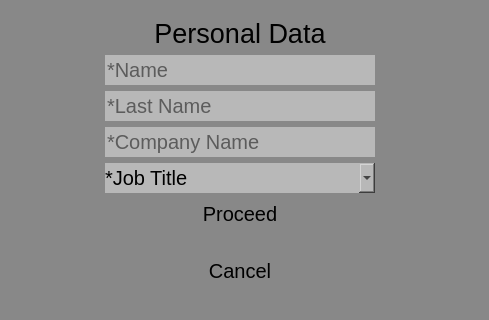
Before: the Qt Designer form UIwindow.ui in slip686/MIMC, drawn with Qt 5; both pictures show x 486 to 975 and y 221 to 541 of the 975 by 772 pixel window.
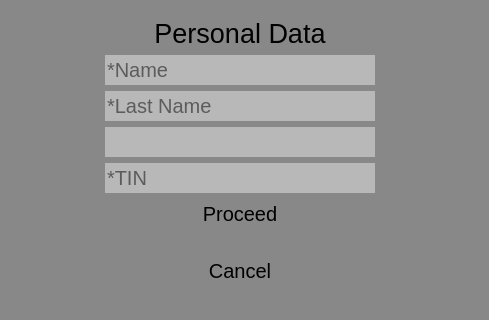
After: the same form once the commit is applied. The open tabs and pages were chosen to show the change. Icons and pictures are not drawn. Custom widgets are drawn as their Qt base class.

Commit message: added doc view dialog window

Diff of the .ui file:
```diff
--- a/UIwindow.ui
+++ b/UIwindow.ui
@@ -1518,7 +1518,7 @@
                          </widget>
                         </item>
                         <item>
-                         <widget class="QLineEdit" name="companyNameEntering">
+                         <widget class="ExtendedComboBox" name="companyNameComboBox">
                           <property name="minimumSize">
                            <size>
                             <width>270</width>
@@ -1537,34 +1537,12 @@
                            </font>
                           </property>
                           <property name="styleSheet">
-                           <string notr="true">background-color: rgb(184, 184, 184); color : black;</string>
+                           <string notr="true">QComboBox::drop-down {width: 0px}
+QComboBox {background-color: rgb(184, 184, 184); color : black;}
+</string>
                           </property>
-                          <property name="placeholderText">
-                           <string>*Company Name</string>
-                          </property>
-                         </widget>
-                        </item>
-                        <item>
-                         <widget class="QComboBox" name="jobTitleComboBox">
-                          <property name="minimumSize">
-                           <size>
-                            <width>270</width>
-                            <height>30</height>
-                           </size>
-                          </property>
-                          <property name="maximumSize">
-                           <size>
-                            <width>270</width>
-                            <height>30</height>
-                           </size>
-                          </property>
-                          <property name="font">
-                           <font>
-                            <pointsize>15</pointsize>
-                           </font>
-                          </property>
-                          <property name="styleSheet">
-                           <string notr="true">background-color: rgb(184, 184, 184); color : black;</string>
+                          <property name="editable">
+                           <bool>true</bool>
                           </property>
                           <property name="currentText">
                            <string/>
@@ -1576,7 +1554,7 @@
                            </size>
                           </property>
                           <property name="placeholderText">
-                           <string>*Job Title</string>
+                           <string>*Company Name</string>
                           </property>
                           <property name="frame">
                            <bool>false</bool>
@@ -1584,26 +1562,36 @@
                           <property name="modelColumn">
                            <number>0</number>
                           </property>
-                          <item>
-                           <property name="text">
-                            <string>Chief Project Engineer</string>
-                           </property>
-                          </item>
-                          <item>
-                           <property name="text">
-                            <string>Contractor</string>
-                           </property>
-                          </item>
-                          <item>
-                           <property name="text">
-                            <string>Designer</string>
-                           </property>
-                          </item>
-                          <item>
-                           <property name="text">
-                            <string>Technical Client</string>
-                           </property>
-                          </item>
+                         </widget>
+                        </item>
+                        <item>
+                         <widget class="QLineEdit" name="companyTIN">
+                          <property name="minimumSize">
+                           <size>
+                            <width>270</width>
+                            <height>30</height>
+                           </size>
+                          </property>
+                          <property name="maximumSize">
+                           <size>
+                            <width>270</width>
+                            <height>30</height>
+                           </size>
+                          </property>
+                          <property name="font">
+                           <font>
+                            <pointsize>15</pointsize>
+                           </font>
+                          </property>
+                          <property name="styleSheet">
+                           <string notr="true">background-color: rgb(184, 184, 184); color : black;</string>
+                          </property>
+                          <property name="readOnly">
+                           <bool>true</bool>
+                          </property>
+                          <property name="placeholderText">
+                           <string>*TIN</string>
+                          </property>
                          </widget>
                         </item>
                         <item alignment="Qt::AlignHCenter">
@@ -8669,6 +8657,11 @@
    <header location="global">CustomWidgets.h</header>
    <container>1</container>
   </customwidget>
+  <customwidget>
+   <class>ExtendedComboBox</class>
+   <extends>QComboBox</extends>
+   <header location="global">CustomWidgets.h</header>
+  </customwidget>
  </customwidgets>
  <resources>
   <include location="resources_rc.qrc"/>
```
Left out of the diff: 4 changed lines with no effect on the pictures. The commit also changes 6 other files.
